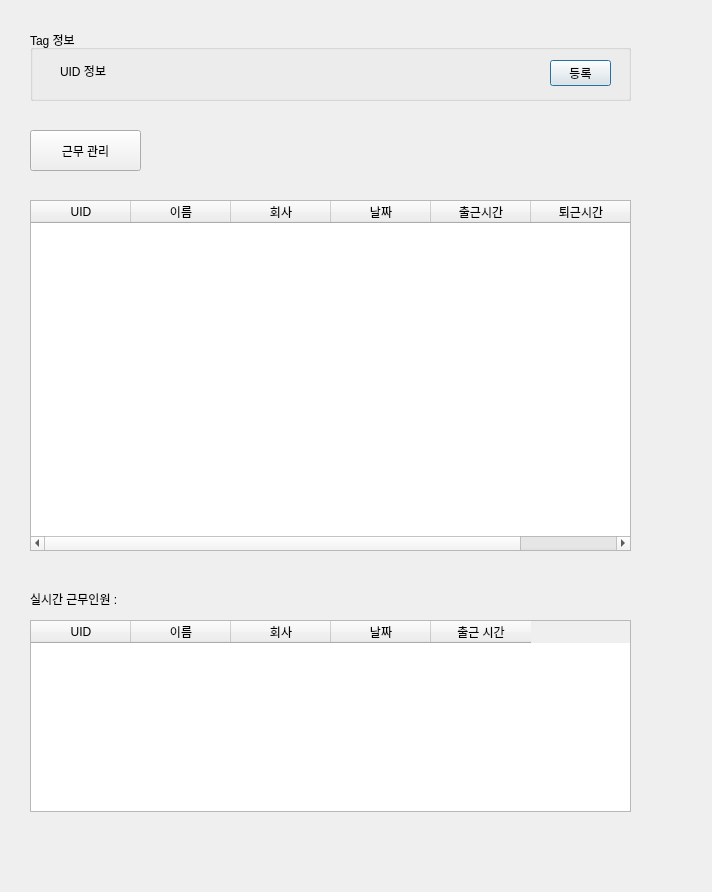
Qt form joeffice/iot_project_access.ui (addinedu-ros-10th/iot-repo-1) before a commit.
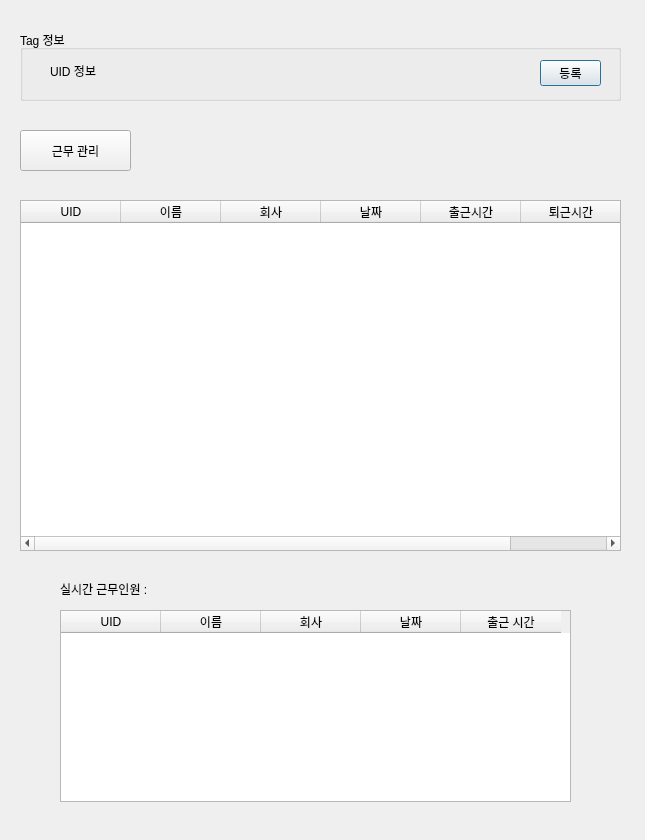
The same form after that commit.

Commit message: [ADD]   iot_project_access.py 냉난방 시스템 추가

Patch:
```diff
--- a/joeffice/iot_project_access.ui
+++ b/joeffice/iot_project_access.ui
@@ -6,8 +6,8 @@
    <rect>
     <x>0</x>
     <y>0</y>
-    <width>712</width>
-    <height>892</height>
+    <width>645</width>
+    <height>840</height>
    </rect>
   </property>
   <property name="windowTitle">
@@ -16,7 +16,7 @@
   <widget class="QGroupBox" name="groupBox">
    <property name="geometry">
     <rect>
-     <x>30</x>
+     <x>20</x>
      <y>30</y>
      <width>601</width>
      <height>71</height>
@@ -74,7 +74,7 @@
   <widget class="QTableWidget" name="tableWidget">
    <property name="geometry">
     <rect>
-     <x>30</x>
+     <x>20</x>
      <y>200</y>
      <width>601</width>
      <height>351</height>
@@ -114,7 +114,7 @@
   <widget class="QPushButton" name="managementButton">
    <property name="geometry">
     <rect>
-     <x>30</x>
+     <x>20</x>
      <y>130</y>
      <width>111</width>
      <height>41</height>
@@ -127,9 +127,9 @@
   <widget class="QTableWidget" name="tableWidget_2">
    <property name="geometry">
     <rect>
-     <x>30</x>
-     <y>620</y>
-     <width>601</width>
+     <x>60</x>
+     <y>610</y>
+     <width>511</width>
      <height>192</height>
     </rect>
    </property>
@@ -162,8 +162,8 @@
   <widget class="QLabel" name="label_2">
    <property name="geometry">
     <rect>
-     <x>30</x>
-     <y>590</y>
+     <x>60</x>
+     <y>580</y>
      <width>191</width>
      <height>18</height>
     </rect>
```
The commit also changes 1 other file.
